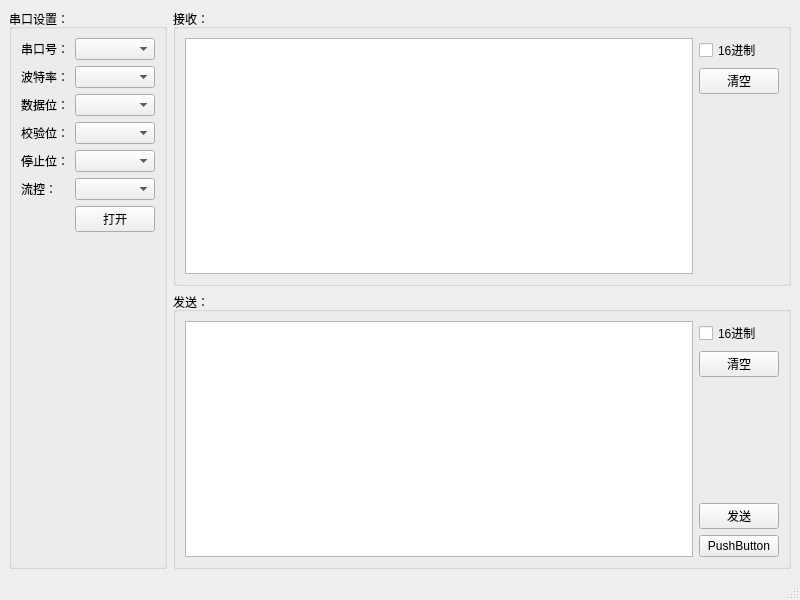
Demon-Cat/SerialPort, file mainwindow.ui: the form before one commit.
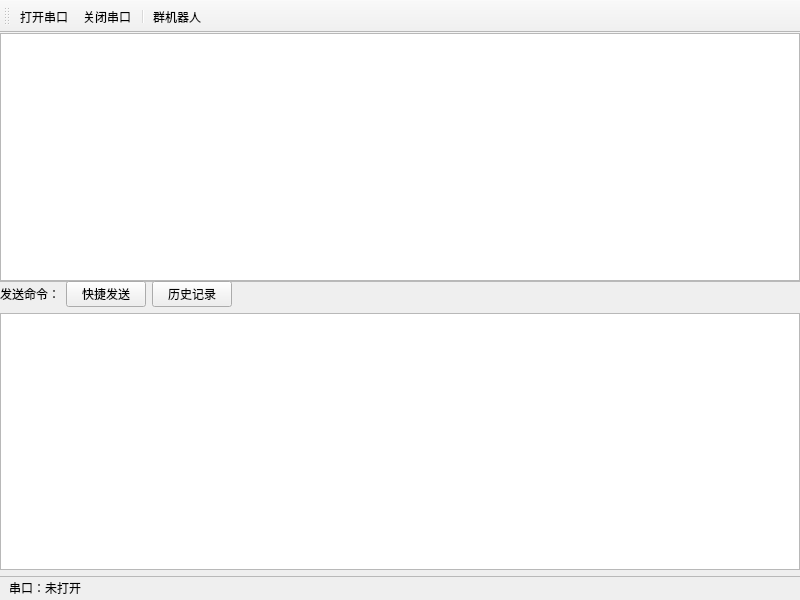
The form after the commit. Icons and pictures are not drawn. Custom widgets are drawn as their Qt base class.

Commit message: 基本发送接收功能完成。

The edit to the form file:
```diff
--- a/mainwindow.ui
+++ b/mainwindow.ui
@@ -14,93 +14,135 @@
    <string>NVR串口调试</string>
   </property>
   <widget class="QWidget" name="centralwidget">
-   <layout class="QHBoxLayout" name="horizontalLayout">
+   <layout class="QVBoxLayout" name="verticalLayout">
+    <property name="leftMargin">
+     <number>0</number>
+    </property>
+    <property name="topMargin">
+     <number>0</number>
+    </property>
+    <property name="rightMargin">
+     <number>0</number>
+    </property>
+    <property name="bottomMargin">
+     <number>0</number>
+    </property>
     <item>
-     <widget class="QGroupBox" name="groupBox">
-      <property name="title">
-       <string>串口设置：</string>
+     <widget class="QSplitter" name="splitter">
+      <property name="orientation">
+       <enum>Qt::Vertical</enum>
       </property>
-      <layout class="QVBoxLayout" name="verticalLayout_2">
+      <property name="handleWidth">
+       <number>0</number>
+      </property>
+      <property name="childrenCollapsible">
+       <bool>false</bool>
+      </property>
+      <widget class="QWidget" name="widgetReceive" native="true">
+       <layout class="QVBoxLayout" name="verticalLayout_2">
+        <item>
+         <widget class="OutputTextEdit" name="plainTextEditReceive"/>
+        </item>
+       </layout>
+      </widget>
+      <widget class="QWidget" name="widgetSend" native="true">
+       <property name="styleSheet">
+        <string notr="true">#widgetSend
+{
+border-top: 1px solid #B9B9B9;
+}</string>
+       </property>
+       <layout class="QVBoxLayout" name="verticalLayout_3">
+        <item>
+         <widget class="QWidget" name="widget" native="true">
+          <layout class="QHBoxLayout" name="horizontalLayout_2">
+           <property name="leftMargin">
+            <number>0</number>
+           </property>
+           <property name="topMargin">
+            <number>0</number>
+           </property>
+           <property name="rightMargin">
+            <number>0</number>
+           </property>
+           <property name="bottomMargin">
+            <number>0</number>
+           </property>
+           <item>
+            <widget class="QLabel" name="label">
+             <property name="text">
+              <string>发送命令：</string>
+             </property>
+            </widget>
+           </item>
+           <item>
+            <widget class="QPushButton" name="pushButton_2">
+             <property name="text">
+              <string>快捷发送</string>
+             </property>
+            </widget>
+           </item>
+           <item>
+            <widget class="QPushButton" name="pushButton">
+             <property name="text">
+              <string>历史记录</string>
+             </property>
+            </widget>
+           </item>
+           <item>
+            <spacer name="horizontalSpacer_2">
+             <property name="orientation">
+              <enum>Qt::Horizontal</enum>
+             </property>
+             <property name="sizeHint" stdset="0">
+              <size>
+               <width>551</width>
+               <height>20</height>
+              </size>
+             </property>
+            </spacer>
+           </item>
+          </layout>
+         </widget>
+        </item>
+        <item>
+         <widget class="InputTextEdit" name="plainTextEditSend"/>
+        </item>
+       </layout>
+      </widget>
+     </widget>
+    </item>
+    <item>
+     <widget class="QWidget" name="widgetStatusBar" native="true">
+      <property name="styleSheet">
+       <string notr="true">#widgetStatusBar
+{
+border-top: 1px solid #B9B9B9;
+}</string>
+      </property>
+      <layout class="QHBoxLayout" name="horizontalLayout">
+       <property name="topMargin">
+        <number>2</number>
+       </property>
+       <property name="bottomMargin">
+        <number>2</number>
+       </property>
        <item>
-        <layout class="QGridLayout" name="gridLayout">
-         <item row="1" column="1">
-          <widget class="QComboBox" name="comboBox_baudrate"/>
-         </item>
-         <item row="2" column="1">
-          <widget class="QComboBox" name="comboBox_databits"/>
-         </item>
-         <item row="6" column="1">
-          <widget class="QPushButton" name="pushButton_open">
-           <property name="text">
-            <string>打开</string>
-           </property>
-          </widget>
-         </item>
-         <item row="0" column="0">
-          <widget class="QLabel" name="label">
-           <property name="text">
-            <string>串口号：</string>
-           </property>
-          </widget>
-         </item>
-         <item row="1" column="0">
-          <widget class="QLabel" name="label_2">
-           <property name="text">
-            <string>波特率：</string>
-           </property>
-          </widget>
-         </item>
-         <item row="2" column="0">
-          <widget class="QLabel" name="label_3">
-           <property name="text">
-            <string>数据位：</string>
-           </property>
-          </widget>
-         </item>
-         <item row="4" column="1">
-          <widget class="QComboBox" name="comboBox_stopbits"/>
-         </item>
-         <item row="3" column="0">
-          <widget class="QLabel" name="label_4">
-           <property name="text">
-            <string>校验位：</string>
-           </property>
-          </widget>
-         </item>
-         <item row="3" column="1">
-          <widget class="QComboBox" name="comboBox_parity"/>
-         </item>
-         <item row="0" column="1">
-          <widget class="QComboBox" name="comboBox_port"/>
-         </item>
-         <item row="4" column="0">
-          <widget class="QLabel" name="label_5">
-           <property name="text">
-            <string>停止位：</string>
-           </property>
-          </widget>
-         </item>
-         <item row="5" column="0">
-          <widget class="QLabel" name="label_6">
-           <property name="text">
-            <string>流控：</string>
-           </property>
-          </widget>
-         </item>
-         <item row="5" column="1">
-          <widget class="QComboBox" name="comboBoxFlowControl"/>
-         </item>
-        </layout>
+        <widget class="QLabel" name="labelSerialPortStatus">
+         <property name="text">
+          <string>串口：未打开</string>
+         </property>
+        </widget>
        </item>
        <item>
-        <spacer name="verticalSpacer">
+        <spacer name="horizontalSpacer">
          <property name="orientation">
-          <enum>Qt::Vertical</enum>
+          <enum>Qt::Horizontal</enum>
          </property>
          <property name="sizeHint" stdset="0">
           <size>
-           <width>20</width>
-           <height>341</height>
+           <width>701</width>
+           <height>20</height>
           </size>
          </property>
         </spacer>
@@ -108,116 +150,6 @@
       </layout>
      </widget>
     </item>
-    <item>
-     <layout class="QVBoxLayout" name="verticalLayout">
-      <item>
-       <widget class="QGroupBox" name="groupBox_2">
-        <property name="sizePolicy">
-         <sizepolicy hsizetype="Expanding" vsizetype="Preferred">
-          <horstretch>0</horstretch>
-          <verstretch>0</verstretch>
-         </sizepolicy>
-        </property>
-        <property name="title">
-         <string>接收：</string>
-        </property>
-        <layout class="QHBoxLayout" name="horizontalLayout_3">
-         <item>
-          <widget class="OutputTextEdit" name="plainTextEdit_receive"/>
-         </item>
-         <item>
-          <layout class="QVBoxLayout" name="verticalLayout_3">
-           <item>
-            <widget class="QCheckBox" name="checkBox_receive_hex">
-             <property name="text">
-              <string>16进制</string>
-             </property>
-            </widget>
-           </item>
-           <item>
-            <widget class="QPushButton" name="pushButton_clear_receive">
-             <property name="text">
-              <string>清空</string>
-             </property>
-            </widget>
-           </item>
-           <item>
-            <spacer name="verticalSpacer_2">
-             <property name="orientation">
-              <enum>Qt::Vertical</enum>
-             </property>
-             <property name="sizeHint" stdset="0">
-              <size>
-               <width>20</width>
-               <height>40</height>
-              </size>
-             </property>
-            </spacer>
-           </item>
-          </layout>
-         </item>
-        </layout>
-       </widget>
-      </item>
-      <item>
-       <widget class="QGroupBox" name="groupBox_3">
-        <property name="title">
-         <string>发送：</string>
-        </property>
-        <layout class="QHBoxLayout" name="horizontalLayout_2">
-         <item>
-          <widget class="QPlainTextEdit" name="plainTextEdit_send"/>
-         </item>
-         <item>
-          <layout class="QVBoxLayout" name="verticalLayout_4">
-           <item>
-            <widget class="QCheckBox" name="checkBox_send_hex">
-             <property name="text">
-              <string>16进制</string>
-             </property>
-            </widget>
-           </item>
-           <item>
-            <widget class="QPushButton" name="pushButton_clear_send">
-             <property name="text">
-              <string>清空</string>
-             </property>
-            </widget>
-           </item>
-           <item>
-            <spacer name="verticalSpacer_3">
-             <property name="orientation">
-              <enum>Qt::Vertical</enum>
-             </property>
-             <property name="sizeHint" stdset="0">
-              <size>
-               <width>20</width>
-               <height>40</height>
-              </size>
-             </property>
-            </spacer>
-           </item>
-           <item>
-            <widget class="QPushButton" name="pushButton_send">
-             <property name="text">
-              <string>发送</string>
-             </property>
-            </widget>
-           </item>
-           <item>
-            <widget class="QPushButton" name="pushButton">
-             <property name="text">
-              <string>PushButton</string>
-             </property>
-            </widget>
-           </item>
-          </layout>
-         </item>
-        </layout>
-       </widget>
-      </item>
-     </layout>
-    </item>
    </layout>
   </widget>
   <widget class="QMenuBar" name="menubar">
@@ -230,7 +162,51 @@
     </rect>
    </property>
   </widget>
-  <widget class="QStatusBar" name="statusbar"/>
+  <widget class="QToolBar" name="toolBar">
+   <property name="windowTitle">
+    <string>toolBar</string>
+   </property>
+   <attribute name="toolBarArea">
+    <enum>TopToolBarArea</enum>
+   </attribute>
+   <attribute name="toolBarBreak">
+    <bool>false</bool>
+   </attribute>
+   <addaction name="actionConnect"/>
+   <addaction name="actionDisconnect"/>
+   <addaction name="separator"/>
+   <addaction name="actionRobot"/>
+  </widget>
+  <action name="actionConnect">
+   <property name="icon">
+    <iconset resource="resource.qrc">
+     <normaloff>:/images/connect.png</normaloff>:/images/connect.png</iconset>
+   </property>
+   <property name="text">
+    <string>打开串口</string>
+   </property>
+  </action>
+  <action name="actionDisconnect">
+   <property name="icon">
+    <iconset resource="resource.qrc">
+     <normaloff>:/images/disconnect.png</normaloff>:/images/disconnect.png</iconset>
+   </property>
+   <property name="text">
+    <string>关闭串口</string>
+   </property>
+  </action>
+  <action name="actionRobot">
+   <property name="icon">
+    <iconset resource="resource.qrc">
+     <normaloff>:/images/robot.png</normaloff>:/images/robot.png</iconset>
+   </property>
+   <property name="text">
+    <string>群机器人</string>
+   </property>
+   <property name="toolTip">
+    <string>群机器人</string>
+   </property>
+  </action>
  </widget>
  <customwidgets>
   <customwidget>
@@ -238,6 +214,11 @@
    <extends>QPlainTextEdit</extends>
    <header>OutputTextEdit.h</header>
   </customwidget>
+  <customwidget>
+   <class>InputTextEdit</class>
+   <extends>QPlainTextEdit</extends>
+   <header>InputTextEdit.h</header>
+  </customwidget>
  </customwidgets>
  <resources/>
  <connections/>
```
Left out of the diff: 6 changed lines with no effect on the pictures. The commit also changes 24 other files.
